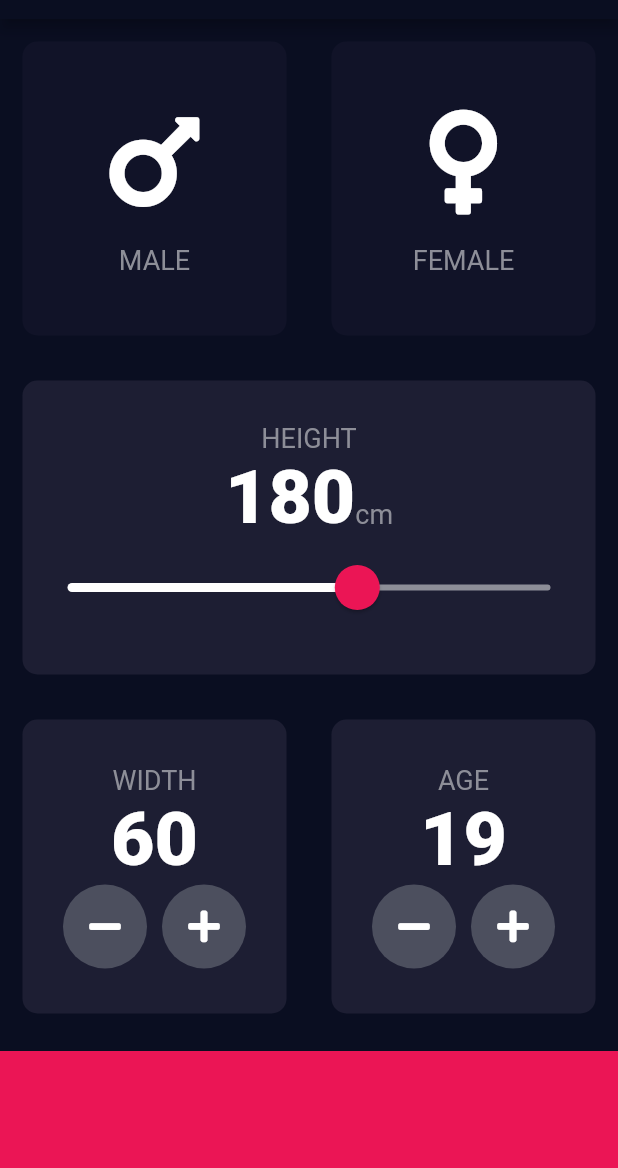
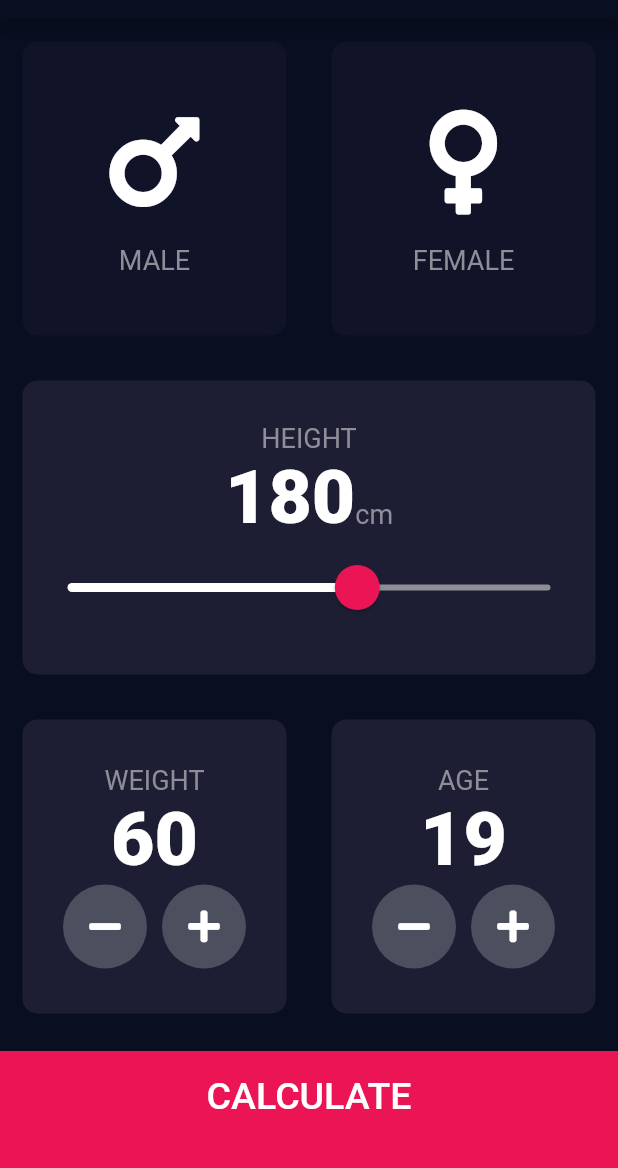
Before and after one commit to IrinaSemGB/bmi-calculator-flutter, a Flutter app: the screen it shows after launch, on a phone screen of 412 x 824 dp, the part 65-1233 px from its top. Run offline on Flutter 3.47's test engine with Material 2 defaults, Android fonts, the phone set to English and light mode, and no system bars; our stand-ins replace font_awesome_flutter.

Commit message:
Created second screen of app and functionality

```diff
--- /dev/null
+++ b/lib/calculator_brain.dart
@@ -0,0 +1,36 @@
+import 'dart:math';
+
+class CalculatorBrain {
+
+  final int height;
+  final int weight;
+
+  CalculatorBrain({required this.height, required this.weight});
+
+  double _bmi = 0;
+
+  String calculateBMI() {
+    _bmi = weight / pow(height / 100, 2);
+    return _bmi.toStringAsFixed(1);
+  }
+
+  String getResult() {
+    if (_bmi >= 25) {
+      return 'Overweight';
+    } else if (_bmi > 18.5) {
+      return 'Normal';
+    } else {
+      return 'Underweight';
+    }
+  }
+
+  String getInterpretation() {
+    if (_bmi >= 25) {
+      return 'You have a higher than normal body weight. Try to exercise more.';
+    } else if (_bmi > 18.5) {
+      return 'You have normal body weight. Good job!';
+    } else {
+      return 'You have a lower normal body weight. You can eat a bit more';
+    }
+  }
+}
--- /dev/null
+++ b/lib/components/bottom_button.dart
@@ -0,0 +1,29 @@
+import 'package:flutter/material.dart';
+import '../constants.dart';
+
+class BottomButton extends StatelessWidget {
+  final String buttonTitle;
+  final VoidCallback onTap;
+
+  BottomButton({required this.buttonTitle, required this.onTap});
+
+  @override
+  Widget build(BuildContext context) {
+    return GestureDetector(
+      onTap: onTap,
+      child: Container(
+        child: Center(
+          child: Text(
+            buttonTitle,
+            style: kLargeButtonTextStyle,
+          ),
+        ),
+        color: kBottomContainerColor,
+        margin: EdgeInsets.only(top: 10.0),
+        padding: EdgeInsets.only(bottom: 20.0),
+        width: double.infinity,
+        height: kBottomContainerHeight,
+      ),
+    );
+  }
+}
--- a/lib/card_content.dart
+++ b/lib/components/card_content.dart
@@ -1,5 +1,5 @@
 import 'package:flutter/material.dart';
-import 'constants.dart';
+import '../constants.dart';
 
 class CardContent extends StatelessWidget {
 
--- /dev/null
+++ b/lib/components/round_icon_button.dart
@@ -0,0 +1,24 @@
+import 'package:flutter/material.dart';
+
+class RoundIconButton extends StatelessWidget {
+
+  final IconData icon;
+  final VoidCallback onPressed;
+
+  RoundIconButton({required this.icon, required this.onPressed});
+
+  @override
+  Widget build(BuildContext context) {
+    return RawMaterialButton(
+      child: Icon(icon),
+      constraints: BoxConstraints.tightFor(
+        width: 56,
+        height: 56,
+      ),
+      shape: CircleBorder(),
+      fillColor: Color(0xFF4C4F5E),
+      onPressed: onPressed,
+      elevation: 0.0,
+    );
+  }
+}
--- a/lib/input_page.dart
+++ /dev/null
@@ -1,245 +0,0 @@
-import 'package:flutter/material.dart';
-import 'package:font_awesome_flutter/font_awesome_flutter.dart';
-import 'card_content.dart';
-import 'reusable_card.dart';
-import 'constants.dart';
-
-
-enum Gender {
-  male,
-  female,
-}
-
-class InputPage extends StatefulWidget {
-  @override
-  _InputPageState createState() => _InputPageState();
-}
-
-class _InputPageState extends State<InputPage> {
-
-  int height = 180;
-  int width = 60;
-  int age = 19;
-
-  Gender? selectedGender;
-
-  @override
-  Widget build(BuildContext context) {
-    return Scaffold(
-      appBar: AppBar(
-        title: Text('BMI CALCULATOR'),
-      ),
-      body: Column(
-        crossAxisAlignment: CrossAxisAlignment.stretch,
-        children: [
-          Expanded(
-            child: Row(
-              children: [
-                Expanded(
-                  child: ReusableCard(
-                    onPress: () {
-                      setState(() {
-                        selectedGender = Gender.male;
-                      });
-                    },
-                    colour: selectedGender == Gender.male
-                        ? kActiveCardColor
-                        : kInactiveCardColor,
-                    cardChild: CardContent(
-                      topCardsIcon: FontAwesomeIcons.mars,
-                      topCardsLabel: 'MALE',
-                    ),
-                  ),
-                ),
-                Expanded(
-                  child: ReusableCard(
-                    onPress: () {
-                      setState(() {
-                        selectedGender = Gender.female;
-                      });
-                    },
-                    colour: selectedGender == Gender.female
-                        ? kActiveCardColor
-                        : kInactiveCardColor,
-                    cardChild: CardContent(
-                      topCardsIcon: FontAwesomeIcons.venus,
-                      topCardsLabel: 'FEMALE',
-                    ),
-                  ),
-                ),
-              ],
-            ),
-          ),
-          Expanded(
-              child: ReusableCard(
-                colour: kActiveCardColor,
-                cardChild: Column(
-                  mainAxisAlignment: MainAxisAlignment.center,
-                  children: [
-                    Text(
-                      'HEIGHT',
-                      style: kLabelTextStyle,
-                    ),
-                    Row(
-                      mainAxisAlignment: MainAxisAlignment.center,
-                      crossAxisAlignment: CrossAxisAlignment.baseline,
-                      textBaseline: TextBaseline.alphabetic,
-                      children: [
-                        Text(
-                          height.toString(),
-                          style: kNumbersTextStyle,
-                        ),
-                        Text(
-                          'cm',
-                          style: kLabelTextStyle,
-                        ),
-                      ],
-                    ),
-                    SliderTheme(
-                      data: SliderTheme.of(context).copyWith(
-                        inactiveTrackColor: Color(0xFF8D8E98),
-                        activeTrackColor: Colors.white,
-                        thumbColor: Color(0xFFEB1555),
-                        overlayColor: Color(0x29EB1555),
-                        thumbShape: RoundSliderThumbShape(enabledThumbRadius: 15.0),
-                        overlayShape: RoundSliderOverlayShape(overlayRadius: 30.0),
-                      ),
-                      child: Slider(
-                          value: height.toDouble(),
-                          min: 120.0,
-                          max: 220.0,
-                          //activeColor: Colors.white,
-                          //inactiveColor: Color(0xFF8D8E98),
-                          onChanged: (double newValue) {
-                            setState(() {
-                              height = newValue.round();
-                            });
-                          },
-                      ),
-                    ),
-                  ],
-                ),
-              ),
-          ),
-          Expanded(
-            child: Row(
-              children: [
-                Expanded(
-                    child: ReusableCard(
-                      colour: kActiveCardColor,
-                      cardChild: Column(
-                        mainAxisAlignment: MainAxisAlignment.center,
-                        children: [
-                          Text(
-                            'WIDTH',
-                            style: kLabelTextStyle,
-                          ),
-                          Text(
-                            width.toString(),
-                            style: kNumbersTextStyle,
-                          ),
-                          Row(
-                            mainAxisAlignment: MainAxisAlignment.center,
-                            children: [
-                              RoundIconButton(
-                                icon: FontAwesomeIcons.minus,
-                                onPressed: () {
-                                  setState(() {
-                                    width--;
-                                  });
-                                },
-                              ),
-                              SizedBox(width: 10.0),
-                              RoundIconButton(
-                                icon: FontAwesomeIcons.plus,
-                                onPressed: () {
-                                  setState(() {
-                                    width++;
-                                  });
-                                },
-                              ),
-                            ],
-                          ),
-                        ],
-                      ),
-                    ),
-                ),
-                Expanded(
-                  child: ReusableCard(
-                    colour: kActiveCardColor,
-                    cardChild: Column(
-                      mainAxisAlignment: MainAxisAlignment.center,
-                      children: [
-                        Text(
-                          'AGE',
-                          style: kLabelTextStyle,
-                        ),
-                        Text(
-                          age.toString(),
-                          style: kNumbersTextStyle,
-                        ),
-                        Row(
-                          mainAxisAlignment: MainAxisAlignment.center,
-                          children: [
-                            RoundIconButton(
-                              icon: FontAwesomeIcons.minus,
-                              onPressed: () {
-                                setState(() {
-                                  age--;
-                                });
-                              },
-                            ),
-                            SizedBox(
-                              width: 10.0,
-                            ),
-                            RoundIconButton(
-                              icon: FontAwesomeIcons.plus,
-                              onPressed: () {
-                                setState(() {
-                                  age++;
-                                });
-                              },
-                            ),
-                          ],
-                        ),
-                      ],
-                    ),
-                  ),
-                ),
-              ],
-            ),
-          ),
-          Container(
-            color: kBottomContainerColor,
-            margin: EdgeInsets.only(top: 10.0),
-            width: double.infinity,
-            height: kBottomContainerHeight,
-          ),
-        ],
-      ), // This trailing comma makes auto-formatting nicer for build methods.
-    );
-  }
-}
-
-class RoundIconButton extends StatelessWidget {
-
-  final IconData icon;
-  final VoidCallback onPressed;
-
-  RoundIconButton({required this.icon, required this.onPressed});
-
-  @override
-  Widget build(BuildContext context) {
-    return RawMaterialButton(
-      child: Icon(icon),
-      constraints: BoxConstraints.tightFor(
-        width: 56,
-        height: 56,
-      ),
-      shape: CircleBorder(),
-      fillColor: Color(0xFF4C4F5E),
-      onPressed: onPressed,
-      elevation: 0.0,
-    );
-  }
-}
--- a/lib/main.dart
+++ b/lib/main.dart
@@ -1,5 +1,5 @@
 import 'package:flutter/material.dart';
-import 'input_page.dart';
+import 'screens/input_page.dart';
 
 void main() => runApp(BMICalculator());
 
--- /dev/null
+++ b/lib/screens/input_page.dart
@@ -0,0 +1,237 @@
+import 'package:bmi_calculator_flutter/screens/results_page.dart';
+import 'package:flutter/material.dart';
+import 'package:font_awesome_flutter/font_awesome_flutter.dart';
+import '../components/card_content.dart';
+import '../components/reusable_card.dart';
+import '../constants.dart';
+import 'results_page.dart';
+import '../components/round_icon_button.dart';
+import '../components/bottom_button.dart';
+import 'package:bmi_calculator_flutter/calculator_brain.dart';
+
+enum Gender {
+  male,
+  female,
+}
+
+class InputPage extends StatefulWidget {
+  @override
+  _InputPageState createState() => _InputPageState();
+}
+
+class _InputPageState extends State<InputPage> {
+  int height = 180;
+  int weight = 60;
+  int age = 19;
+
+  Gender? selectedGender;
+
+  @override
+  Widget build(BuildContext context) {
+    return Scaffold(
+      appBar: AppBar(
+        title: Text('BMI CALCULATOR'),
+      ),
+      body: Column(
+        crossAxisAlignment: CrossAxisAlignment.stretch,
+        children: [
+          Expanded(
+            child: Row(
+              children: [
+                Expanded(
+                  child: ReusableCard(
+                    onPress: () {
+                      setState(() {
+                        selectedGender = Gender.male;
+                      });
+                    },
+                    colour: selectedGender == Gender.male
+                        ? kActiveCardColor
+                        : kInactiveCardColor,
+                    cardChild: CardContent(
+                      topCardsIcon: FontAwesomeIcons.mars,
+                      topCardsLabel: 'MALE',
+                    ),
+                  ),
+                ),
+                Expanded(
+                  child: ReusableCard(
+                    onPress: () {
+                      setState(() {
+                        selectedGender = Gender.female;
+                      });
+                    },
+                    colour: selectedGender == Gender.female
+                        ? kActiveCardColor
+                        : kInactiveCardColor,
+                    cardChild: CardContent(
+                      topCardsIcon: FontAwesomeIcons.venus,
+                      topCardsLabel: 'FEMALE',
+                    ),
+                  ),
+                ),
+              ],
+            ),
+          ),
+          Expanded(
+            child: ReusableCard(
+              colour: kActiveCardColor,
+              cardChild: Column(
+                mainAxisAlignment: MainAxisAlignment.center,
+                children: [
+                  Text(
+                    'HEIGHT',
+                    style: kLabelTextStyle,
+                  ),
+                  Row(
+                    mainAxisAlignment: MainAxisAlignment.center,
+                    crossAxisAlignment: CrossAxisAlignment.baseline,
+                    textBaseline: TextBaseline.alphabetic,
+                    children: [
+                      Text(
+                        height.toString(),
+                        style: kNumbersTextStyle,
+                      ),
+                      Text(
+                        'cm',
+                        style: kLabelTextStyle,
+                      ),
+                    ],
+                  ),
+                  SliderTheme(
+                    data: SliderTheme.of(context).copyWith(
+                      inactiveTrackColor: Color(0xFF8D8E98),
+                      activeTrackColor: Colors.white,
+                      thumbColor: Color(0xFFEB1555),
+                      overlayColor: Color(0x29EB1555),
+                      thumbShape:
+                          RoundSliderThumbShape(enabledThumbRadius: 15.0),
+                      overlayShape:
+                          RoundSliderOverlayShape(overlayRadius: 30.0),
+                    ),
+                    child: Slider(
+                      value: height.toDouble(),
+                      min: 120.0,
+                      max: 220.0,
+                      //activeColor: Colors.white,
+                      //inactiveColor: Color(0xFF8D8E98),
+                      onChanged: (double newValue) {
+                        setState(() {
+                          height = newValue.round();
+                        });
+                      },
+                    ),
+                  ),
+                ],
+              ),
+            ),
+          ),
+          Expanded(
+            child: Row(
+              children: [
+                Expanded(
+                  child: ReusableCard(
+                    colour: kActiveCardColor,
+                    cardChild: Column(
+                      mainAxisAlignment: MainAxisAlignment.center,
+                      children: [
+                        Text(
+                          'WEIGHT',
+                          style: kLabelTextStyle,
+                        ),
+                        Text(
+                          weight.toString(),
+                          style: kNumbersTextStyle,
+                        ),
+                        Row(
+                          mainAxisAlignment: MainAxisAlignment.center,
+                          children: [
+                            RoundIconButton(
+                              icon: FontAwesomeIcons.minus,
+                              onPressed: () {
+                                setState(() {
+                                  weight--;
+                                });
+                              },
+                            ),
+                            SizedBox(width: 10.0),
+                            RoundIconButton(
+                              icon: FontAwesomeIcons.plus,
+                              onPressed: () {
+                                setState(() {
+                                  weight++;
+                                });
+                              },
+                            ),
+                          ],
+                        ),
+                      ],
+                    ),
+                  ),
+                ),
+                Expanded(
+                  child: ReusableCard(
+                    colour: kActiveCardColor,
+                    cardChild: Column(
+                      mainAxisAlignment: MainAxisAlignment.center,
+                      children: [
+                        Text(
+                          'AGE',
+                          style: kLabelTextStyle,
+                        ),
+                        Text(
+                          age.toString(),
+                          style: kNumbersTextStyle,
+                        ),
+                        Row(
+                          mainAxisAlignment: MainAxisAlignment.center,
+                          children: [
+                            RoundIconButton(
+                              icon: FontAwesomeIcons.minus,
+                              onPressed: () {
+                                setState(() {
+                                  age--;
+                                });
+                              },
+                            ),
+                            SizedBox(
+                              width: 10.0,
+                            ),
+                            RoundIconButton(
+                              icon: FontAwesomeIcons.plus,
+                              onPressed: () {
+                                setState(() {
+                                  age++;
+                                });
+                              },
+                            ),
+                          ],
+                        ),
+                      ],
+                    ),
+                  ),
+                ),
+              ],
+            ),
+          ),
+          BottomButton(
+            buttonTitle: 'CALCULATE',
+            onTap: () {
+
+              CalculatorBrain calc = CalculatorBrain(height: height, weight: weight);
+
+              Navigator.push(context, MaterialPageRoute(
+                  builder: (context) => ResultPage(
+                    bmiResult: calc.calculateBMI(),
+                    resultText: calc.getResult(),
+                    interpretation: calc.getInterpretation(),
+                  ),
+                ),
+              );
+            },
+          ),
+        ],
+      ), // This trailing comma makes auto-formatting nicer for build methods.
+    );
+  }
+}
```
Also changed, not shown: lib/constants.dart (+25 -0 lines), lib/screens/results_page.dart (added, +71 -0 lines), lib/components/reusable_card.dart (renamed from lib/reusable_card.dart).
